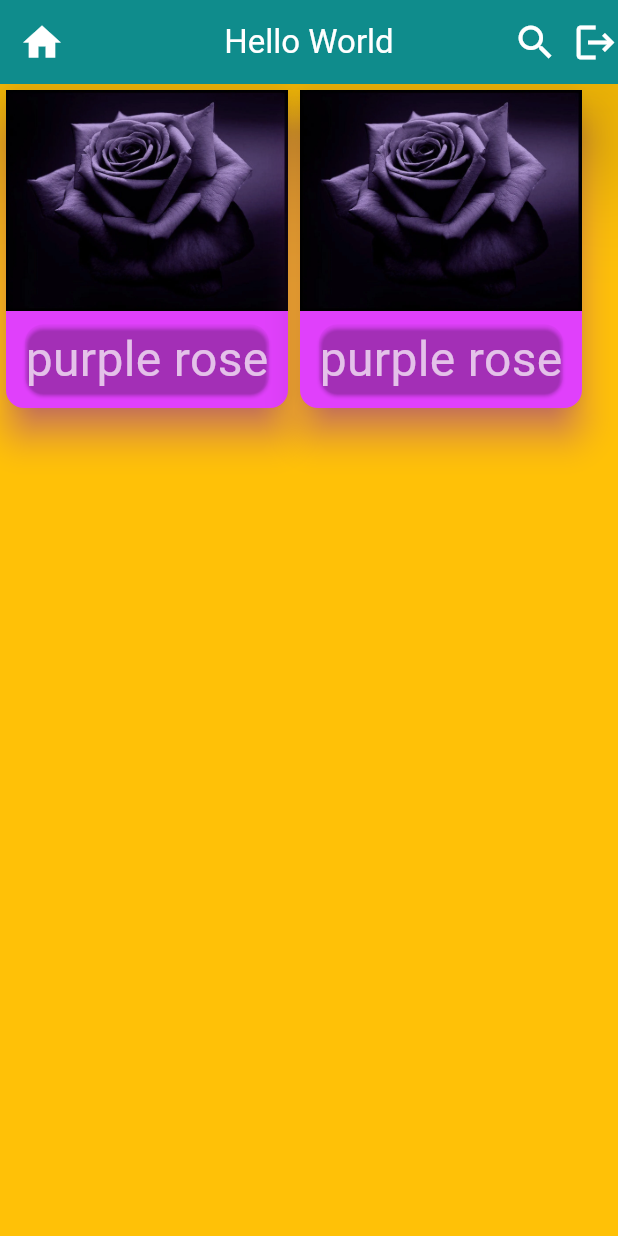
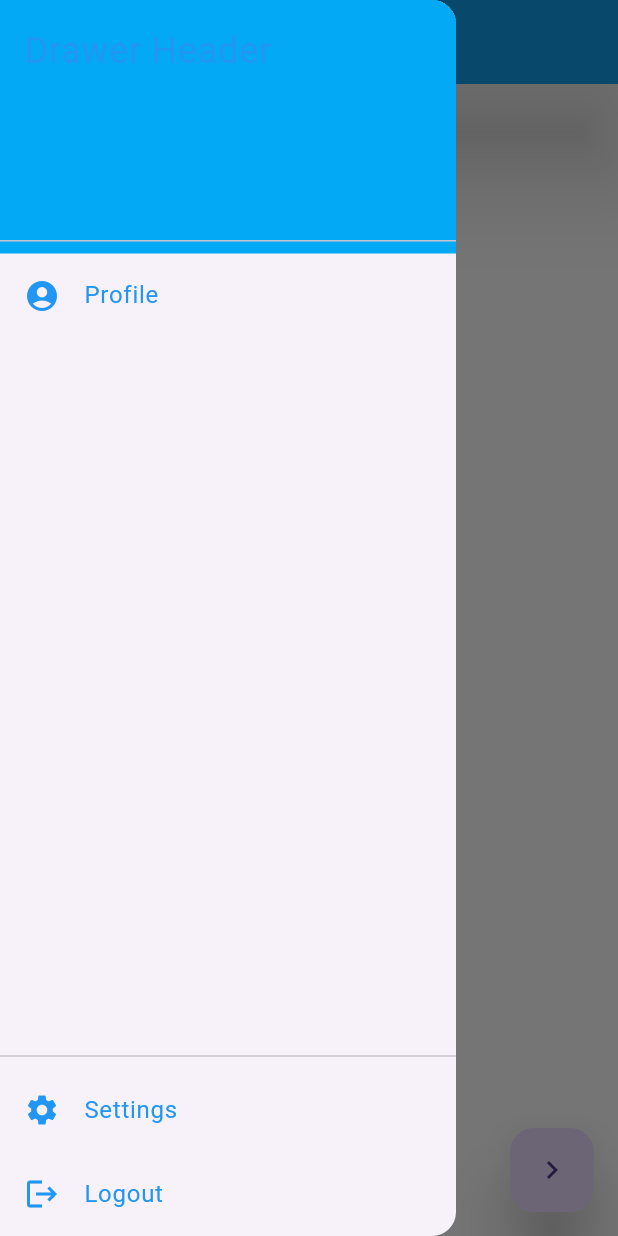
Before and after one commit to Markapuram-Eswar/application_2, a Flutter app: the screen it shows after launch, with the side drawer open (before the commit the screen has no drawer), on a phone screen of 412 x 824 dp. Run offline on Flutter 3.47's test engine with Material 3 defaults, Android fonts, the phone set to English and light mode, and no system bars; our stand-ins replace get.

Commit message:
created splash sceen and created adrwaaer in home screen

```diff
--- a/lib/homepage.dart
+++ b/lib/homepage.dart
@@ -1,98 +1,97 @@
+import 'package:flutter/material.dart';
+import 'package:get/get.dart';
 import 'package:application_2/page2.dart';
-import 'package:flutter/material.dart';
-import 'package:flutter/widgets.dart';
-import 'package:get/get.dart';
 
 class Homepage extends StatelessWidget {
-  const Homepage({super.key});
+  final GlobalKey<ScaffoldState> _scaffoldKey = GlobalKey<ScaffoldState>();
+
+  Homepage({Key? key}) : super(key: key);
 
   @override
   Widget build(BuildContext context) {
+    // Retrieve current theme brightness
+    Brightness currentBrightness = Get.theme.brightness;
+
+    // Determine background color based on theme mode
+    Color bodyColor =
+        currentBrightness == Brightness.dark ? Colors.black : Colors.white;
+    Color drawerItemColor =
+        currentBrightness == Brightness.dark ? Colors.white : Colors.blue;
+
     return Scaffold(
-      backgroundColor: Colors.amber,
+      key: _scaffoldKey,
+      backgroundColor: bodyColor, // Set body background color
       appBar: AppBar(
         elevation: 30,
-        shadowColor: const Color.fromARGB(255, 0, 0, 0),
+        shadowColor: Colors.black,
         centerTitle: true,
         leading: IconButton(
           icon: Icon(
-            Icons.home,
+            Icons.menu_open_rounded,
             color: Colors.white,
             size: 30,
           ),
           onPressed: () {
-            () => Get.to(Page2());
+            _scaffoldKey.currentState?.openDrawer();
           },
         ),
-        actions: const [
-          Icon(Icons.search, color: Colors.white, size: 30),
-          SizedBox(
-            width: 10,
-          ),
-          Icon(
-            Icons.logout,
-            color: Colors.white,
-            size: 30,
-          )
-        ],
         title: const Text('Hello World', style: TextStyle(color: Colors.white)),
-        backgroundColor: Colors.teal,
+        backgroundColor:
+            Colors.lightBlue, // Set app bar background color to light blue
       ),
-      body: Center(
+      drawer: Drawer(
         child: Column(
-          children: const [
-            Row(children: [
-              SizedBox(
-                width: 196,
-                height: 220,
-                child: Card(
-                  shadowColor: Colors.purpleAccent,
-                  elevation: 10,
-                  color: Colors.purpleAccent,
-                  child: Column(children: [
-                    Image(
-                      image: AssetImage('assets/images/hi.webp'),
-                    ),
-                    SizedBox(
-                      height: 5,
-                    ),
-                    Card(
-                      color: Colors.transparent,
-                      child: Text(
-                        'purple rose',
-                        style: TextStyle(color: Colors.white70, fontSize: 32),
-                      ),
-                    ),
-                  ]),
+          children: <Widget>[
+            Container(
+              width: double.infinity,
+              color:
+                  Colors.lightBlue, // Fill header with app bar background color
+              child: DrawerHeader(
+                decoration: BoxDecoration(
+                  color: Colors
+                      .lightBlue, // Ensure the drawer header fills the full width
+                ),
+                child: Text(
+                  'Drawer Header',
+                  style: TextStyle(color: drawerItemColor, fontSize: 24),
                 ),
               ),
-              SizedBox(
-                width: 196,
-                height: 220,
-                child: Card(
-                  shadowColor: Colors.purpleAccent,
-                  elevation: 10,
-                  color: Colors.purpleAccent,
-                  child: Column(children: [
-                    Image(
-                      image: AssetImage('assets/images/hi.webp'),
-                    ),
-                    SizedBox(
-                      height: 5,
-                    ),
-                    Card(
-                      color: Colors.transparent,
-                      child: Text(
-                        'purple rose',
-                        style: TextStyle(color: Colors.white70, fontSize: 32),
-                      ),
-                    ),
-                  ]),
-                ),
-              ),
-            ]),
+            ),
+            ListTile(
+              leading: Icon(Icons.account_circle, color: drawerItemColor),
+              title: Text('Profile', style: TextStyle(color: drawerItemColor)),
+              onTap: () {
+                Get.back(); // Close the drawer
+                // Navigate to profile page or perform any action
+              },
+            ),
+            Expanded(child: SizedBox()), // Spacer to push items to the bottom
+            Divider(), // Divider before "Settings" and "Logout"
+            ListTile(
+              leading: Icon(Icons.settings, color: drawerItemColor),
+              title: Text('Settings', style: TextStyle(color: drawerItemColor)),
+              onTap: () {
+                Get.back(); // Close the drawer
+                // Navigate to settings page or perform any action
+              },
+            ),
+            ListTile(
+              leading: Icon(Icons.logout, color: drawerItemColor),
+              title: Text('Logout', style: TextStyle(color: drawerItemColor)),
+              onTap: () {
+                Get.back(); // Close the drawer
+                // Perform logout action
+              },
+            ),
           ],
         ),
+      ),
+      floatingActionButton: FloatingActionButton(
+        elevation: 20,
+        onPressed: () {
+          Get.to(() => Page2());
+        },
+        child: Icon(Icons.chevron_right),
       ),
     );
   }
--- a/lib/main.dart
+++ b/lib/main.dart
@@ -1,5 +1,6 @@
-import "package:application_2/homepage.dart";
+import "package:application_2/splash_screen.dart";
 import "package:flutter/material.dart";
+import "package:get/get.dart";
 
 void main() => runApp(const MyApp());
 
@@ -8,11 +9,19 @@ class MyApp extends StatelessWidget {
 
   @override
   Widget build(BuildContext context) {
-    return MaterialApp(
+    return GetMaterialApp(
       debugShowCheckedModeBanner: false,
       title: 'Hello World',
-      theme: ThemeData(primarySwatch: Colors.orange),
-      home: Homepage(),
+      theme: ThemeData(
+        primarySwatch: Colors.blue,
+        brightness: Brightness.light, // Default theme mode: light
+        // Additional theme configurations
+      ),
+      darkTheme: ThemeData(
+        brightness: Brightness.dark, // Dark theme mode
+        // Additional dark theme configurations
+      ),
+      home: SplashScreen(),
     );
   }
 }
```
Also changed, not shown: lib/page2.dart (+8 -1 lines), lib/splash_screen.dart (added, +62 -0 lines).
